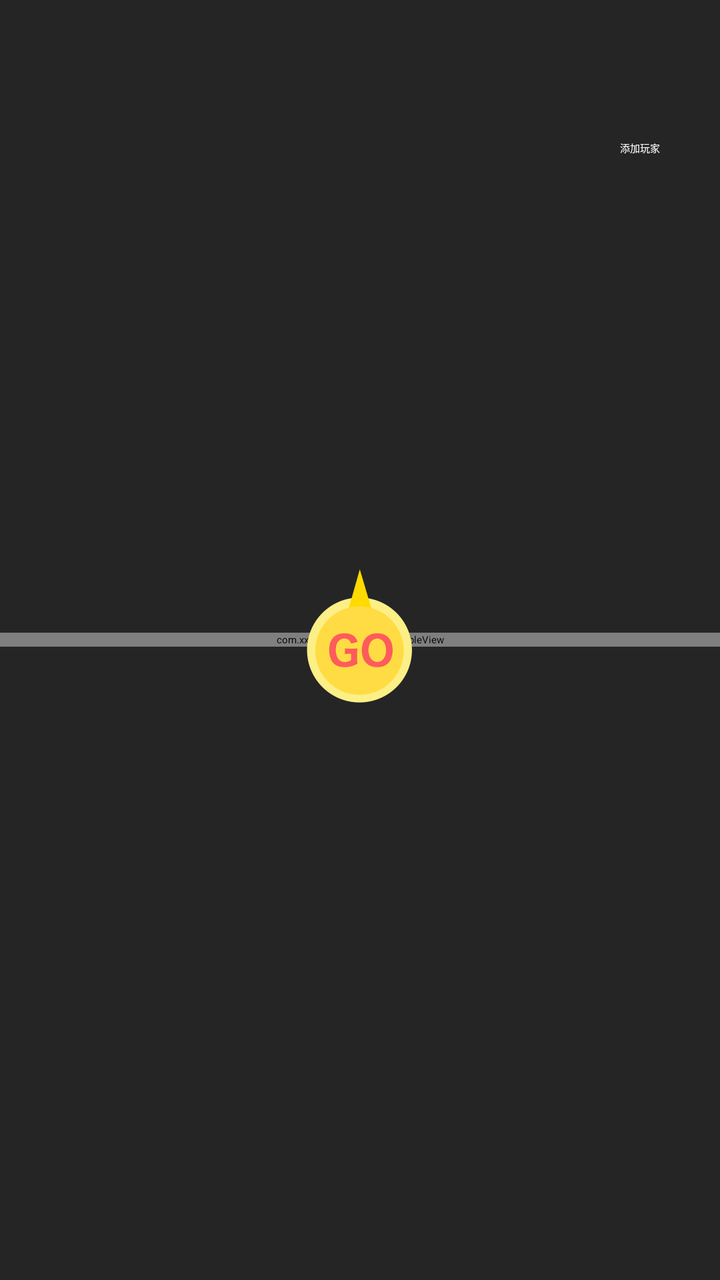
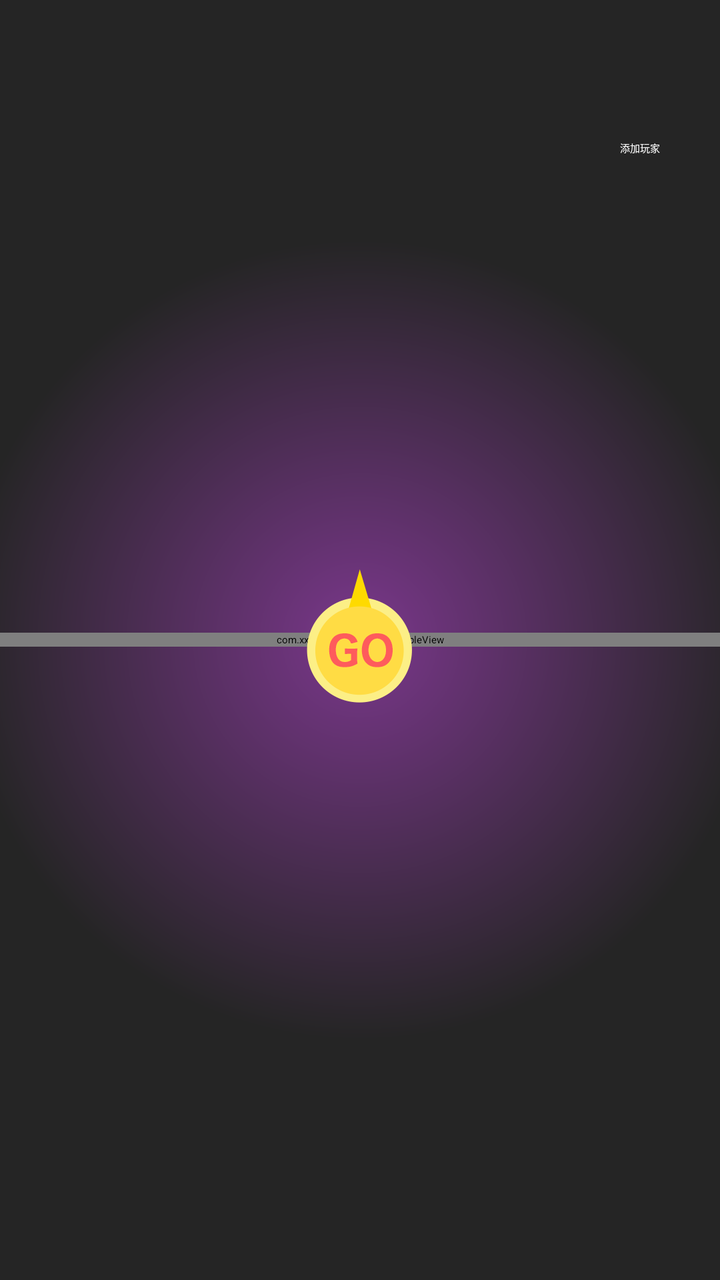

Screens rendered from an Android XML layout before and after an edit, with the pre-edit source and the edit as a unified diff.
<!-- AndroidManifest.xml: application theme AppTheme -->
<!-- res/layout/activity_truth_or_dare.xml -->
<?xml version="1.0" encoding="utf-8"?>
<layout xmlns:android="http://schemas.android.com/apk/res/android"
    xmlns:app="http://schemas.android.com/apk/res-auto"
    xmlns:tools="http://schemas.android.com/tools">

    <data></data>

    <RelativeLayout
        android:background="#252525"
        android:layout_width="match_parent"
        android:layout_height="match_parent"
        tools:context=".truthOrDare.TruthOrDareActivity">

        <TextView
            android:id="@+id/tv_add"
            android:layout_width="wrap_content"
            android:layout_height="wrap_content"
            android:layout_alignParentRight="true"
            android:layout_marginTop="60dp"
            android:layout_marginRight="20dp"
            android:padding="10dp"
            android:textColor="@color/white"
            android:text="添加玩家" />

        <RelativeLayout
            android:layout_width="wrap_content"
            android:layout_height="wrap_content"
            android:layout_centerInParent="true">

            <com.xxx.games.widget.TurntableView
                android:id="@+id/turntable"
                android:layout_width="match_parent"
                android:layout_height="wrap_content"
                android:layout_centerInParent="true" />

            <ImageView
                android:id="@+id/iv_node"
                android:layout_width="wrap_content"
                android:layout_height="wrap_content"
                android:layout_centerInParent="true"
                android:background="@mipmap/node" />


        </RelativeLayout>
    </RelativeLayout>
</layout>
<!-- resources referenced by this layout -->
<resources>
  <color name="white">#FFFFFFFF</color>
  <!-- mipmap node: png bitmap (mipmap-xxhdpi, 7435 bytes) -->
  <style name="AppTheme" parent="QMUI.Compat.NoActionBar">
          
          <item name="colorPrimary">@color/colorPrimary</item>
          <item name="colorPrimaryDark">@color/colorPrimaryDark</item>
          <item name="colorAccent">@color/colorAccent</item>
      </style>
  <color name="colorPrimary">#008577</color>
  <color name="colorPrimaryDark">#00574B</color>
  <color name="colorAccent">#D81B60</color>
</resources>

<!-- the commit's change to res/layout/activity_truth_or_dare.xml (unified diff, before → after) -->
@@ -6,7 +6,7 @@
     <data></data>
 
     <RelativeLayout
-        android:background="#252525"
+        android:background="@drawable/bg_or"
         android:layout_width="match_parent"
         android:layout_height="match_parent"
         tools:context=".truthOrDare.TruthOrDareActivity">
<!-- resource entries referenced after the edit -->
@@ -1,6 +1,18 @@
 <!-- resources referenced by this layout -->
 <resources>
   <color name="white">#FFFFFFFF</color>
+  <!-- drawable bg_or (drawable) -->
+  <?xml version="1.0" encoding="utf-8"?>
+  <shape xmlns:android="http://schemas.android.com/apk/res/android"
+      android:shape="rectangle">
+  
+      <gradient
+          android:startColor="#7A378B"
+          android:endColor="#252525"
+          android:gradientRadius="600"
+          android:type="radial"
+          />
+  </shape>
   <!-- mipmap node: png bitmap (mipmap-xxhdpi, 7435 bytes) -->
   <style name="AppTheme" parent="QMUI.Compat.NoActionBar">
           
